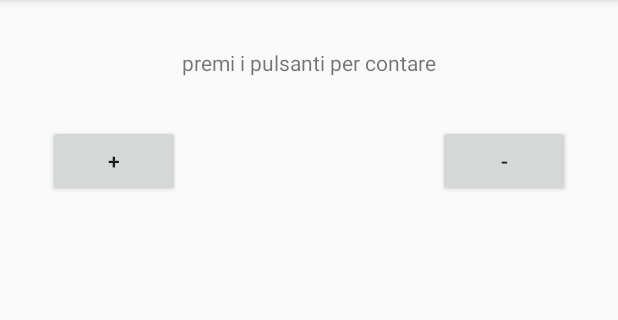
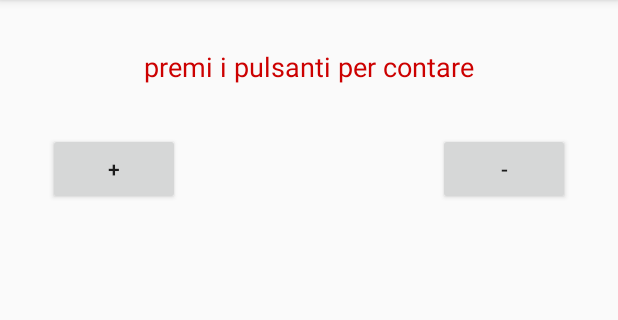
Before and after one commit to raffaelepalmiero95/Contatore, an Android app: the screen it shows after launch (MainActivity), on a phone screen of 412 x 824 dp, the part 84-404 px from its top. Run offline under Robolectric (Android 15) with nearby library versions, the phone set to English and light mode, and no system bars.

Commit message:
modificato messaggio con font e colore

```diff
--- a/app/src/main/res/layout/activity_main.xml
+++ b/app/src/main/res/layout/activity_main.xml
@@ -36,6 +36,8 @@
         android:layout_height="wrap_content"
         android:layout_marginTop="32dp"
         android:text="@string/messaggio"
+        android:textAppearance="@android:style/TextAppearance.Material.Medium"
+        android:textColor="@android:color/holo_red_dark"
         app:layout_constraintLeft_toLeftOf="parent"
         app:layout_constraintRight_toRightOf="parent"
         app:layout_constraintTop_toTopOf="parent" />
```
